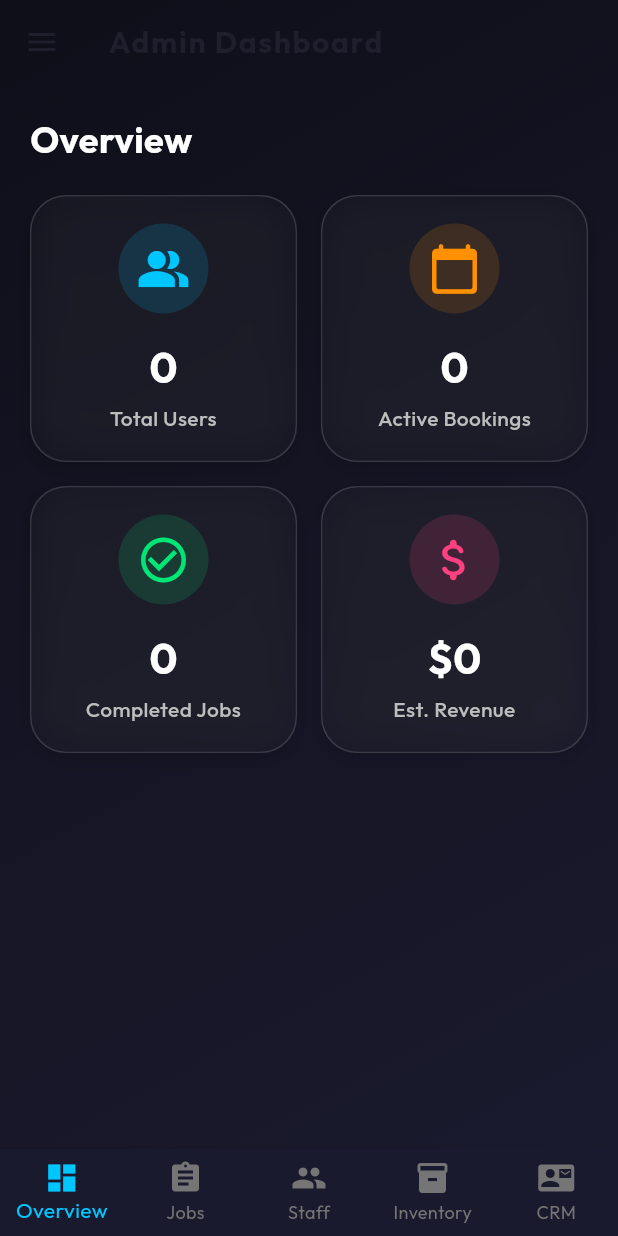
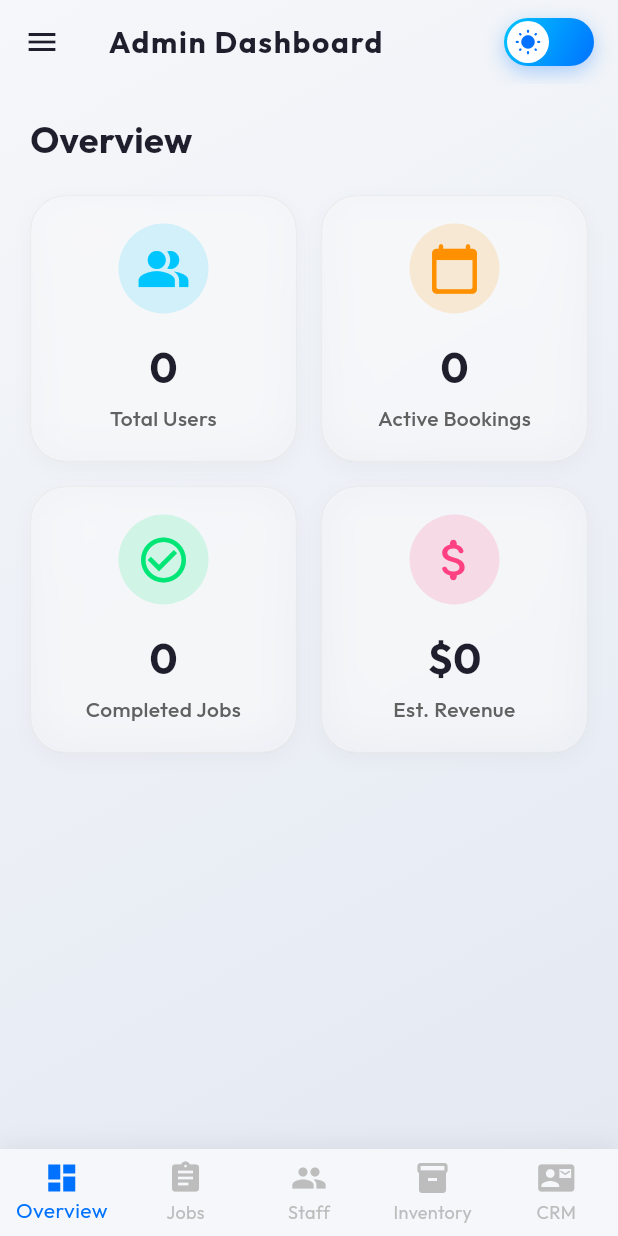
Before and after one commit to Thiva123-ab/Autosync-, a Flutter app: the AdminDashboard screen opened by its route, on a phone screen of 412 x 824 dp. Run offline on Flutter 3.47's test engine with Material 3 defaults, Android fonts, the phone set to English and light mode, and no system bars; drawn by our look-alikes of flutter_animate; our stand-ins replace cloud_firestore, firebase_auth, firebase_core, flutter_riverpod, go_router, google_fonts and 1 more; accounts and stored records are empty; network calls fail.

Commit message:
feat: add theme provider and admin dashboard UI

```diff
--- a/lib/core/theme/theme_provider.dart
+++ b/lib/core/theme/theme_provider.dart
@@ -1,22 +1,21 @@
 import 'package:flutter/material.dart';
 import 'package:flutter_riverpod/flutter_riverpod.dart';
 import 'package:shared_preferences/shared_preferences.dart';
-import 'package:flutter_riverpod/flutter_riverpod.dart';
 
 final sharedPreferencesProvider = Provider<SharedPreferences>((ref) {
   throw UnimplementedError('sharedPreferencesProvider must be overridden');
 });
 
-final themeProvider = StateNotifierProvider<ThemeNotifier, ThemeMode>((ref) {
-  final prefs = ref.watch(sharedPreferencesProvider);
-  return ThemeNotifier(prefs);
-});
+final themeProvider = NotifierProvider<ThemeNotifier, ThemeMode>(ThemeNotifier.new);
 
-class ThemeNotifier extends StateNotifier<ThemeMode> {
-  final SharedPreferences _prefs;
+class ThemeNotifier extends Notifier<ThemeMode> {
   static const _themeKey = 'theme_mode';
 
-  ThemeNotifier(this._prefs) : super(_loadThemeMode(_prefs));
+  @override
+  ThemeMode build() {
+    final prefs = ref.watch(sharedPreferencesProvider);
+    return _loadThemeMode(prefs);
+  }
 
   static ThemeMode _loadThemeMode(SharedPreferences prefs) {
     final isDark = prefs.getBool(_themeKey);
@@ -33,7 +32,8 @@ class ThemeNotifier extends StateNotifier<ThemeMode> {
       state = state == ThemeMode.light ? ThemeMode.dark : ThemeMode.light;
     }
 
-    _prefs.setBool(_themeKey, state == ThemeMode.dark);
+    final prefs = ref.read(sharedPreferencesProvider);
+    prefs.setBool(_themeKey, state == ThemeMode.dark);
   }
 
   bool get isDarkMode {
--- a/lib/features/dashboard/admin/presentation/admin_dashboard.dart
+++ b/lib/features/dashboard/admin/presentation/admin_dashboard.dart
@@ -4,6 +4,7 @@ import 'package:cloud_firestore/cloud_firestore.dart';
 import 'package:flutter_animate/flutter_animate.dart';
 import 'dart:ui';
 import '../../../../core/presentation/widgets/staff_drawer.dart';
+import '../../../../core/presentation/widgets/theme_toggle_button.dart';
 import '../../../../core/models/job_model.dart';
 import 'job_board_page.dart';
 import 'staff_roster_page.dart';
@@ -67,10 +68,13 @@ class _AdminDashboardState extends ConsumerState<AdminDashboard> {
 
   @override
   Widget build(BuildContext context) {
+    final theme = Theme.of(context);
+    final isDark = theme.brightness == Brightness.dark;
+
     Widget currentBody;
     switch (_currentIndex) {
       case 0:
-        currentBody = _buildOverview(ref);
+        currentBody = _buildOverview(ref, theme, isDark);
         break;
       case 1:
         currentBody = const JobBoardPage();
@@ -85,37 +89,56 @@ class _AdminDashboardState extends ConsumerState<AdminDashboard> {
         currentBody = const CrmPage();
         break;
       default:
-        currentBody = _buildOverview(ref);
+        currentBody = _buildOverview(ref, theme, isDark);
     }
 
     return Scaffold(
       extendBodyBehindAppBar: true,
       appBar: AppBar(
-        title: Text(widget.title, style: const TextStyle(fontWeight: FontWeight.bold, letterSpacing: 1.1)),
+        title: Text(widget.title, style: TextStyle(fontWeight: FontWeight.bold, letterSpacing: 1.1, color: theme.colorScheme.onSurface)),
         backgroundColor: Colors.transparent,
         elevation: 0,
-        foregroundColor: Colors.white,
+        iconTheme: IconThemeData(color: theme.colorScheme.onSurface),
+        actions: const [
+          Padding(
+            padding: EdgeInsets.only(right: 16.0),
+            child: Center(child: ThemeToggleButton()),
+          )
+        ],
       ),
       drawer: const StaffDrawer(currentRole: 'Admin'),
       body: Container(
-        decoration: const BoxDecoration(
+        decoration: BoxDecoration(
           gradient: LinearGradient(
             begin: Alignment.topLeft,
             end: Alignment.bottomRight,
-            colors: [Color(0xFF0F0F1A), Color(0xFF1A1A2E)],
+            colors: isDark
+                ? [const Color(0xFF0F0F1A), const Color(0xFF1A1A2E)]
+                : [const Color(0xFFF5F7FA), const Color(0xFFE4E9F2)],
           ),
         ),
         child: SafeArea(
           child: currentBody,
         ),
       ),
-      bottomNavigationBar: BottomNavigationBar(
+      bottomNavigationBar: Container(
+        decoration: BoxDecoration(
+          boxShadow: [
+            BoxShadow(
+              color: Colors.black.withOpacity(isDark ? 0.3 : 0.05),
+              blurRadius: 10,
+              offset: const Offset(0, -5),
+            ),
+          ],
+        ),
+        child: BottomNavigationBar(
           currentIndex: _currentIndex,
           onTap: (index) => setState(() => _currentIndex = index),
           type: BottomNavigationBarType.fixed,
-        backgroundColor: const Color(0xFF1A1A2E),
-        selectedItemColor: const Color(0xFF00C6FF),
-        unselectedItemColor: Colors.grey.shade600,
+          backgroundColor: theme.colorScheme.surface,
+          selectedItemColor: theme.colorScheme.primary,
+          unselectedItemColor: isDark ? Colors.grey.shade600 : Colors.grey.shade400,
+          elevation: 0,
           items: const [
             BottomNavigationBarItem(icon: Icon(Icons.dashboard), label: 'Overview'),
             BottomNavigationBarItem(icon: Icon(Icons.assignment), label: 'Jobs'),
@@ -124,10 +147,11 @@ class _AdminDashboardState extends ConsumerState<AdminDashboard> {
             BottomNavigationBarItem(icon: Icon(Icons.contact_mail), label: 'CRM'),
           ],
         ),
+      ),
     );
   }
 
-  Widget _buildOverview(WidgetRef ref) {
+  Widget _buildOverview(WidgetRef ref, ThemeData theme, bool isDark) {
     final usersCount = ref.watch(adminUsersCountProvider);
     final activeJobsCount = ref.watch(adminActiveJobsCountProvider);
     final completedJobsCount = ref.watch(adminCompletedJobsCountProvider);
@@ -137,9 +161,9 @@ class _AdminDashboardState extends ConsumerState<AdminDashboard> {
       child: Column(
         crossAxisAlignment: CrossAxisAlignment.stretch,
         children: [
-          const Text(
+          Text(
             'Overview',
-            style: TextStyle(fontSize: 24, fontWeight: FontWeight.bold, color: Colors.white),
+            style: TextStyle(fontSize: 24, fontWeight: FontWeight.bold, color: theme.colorScheme.onSurface),
           ).animate().fade().slideX(),
           const SizedBox(height: 20),
           Expanded(
@@ -154,6 +178,8 @@ class _AdminDashboardState extends ConsumerState<AdminDashboard> {
                   Icons.people_alt,
                   const Color(0xFF00C6FF),
                   0,
+                  theme,
+                  isDark
                 ),
                 _buildPremiumStatCard(
                   'Active Bookings',
@@ -161,6 +187,8 @@ class _AdminDashboardState extends ConsumerState<AdminDashboard> {
                   Icons.calendar_today_rounded,
                   const Color(0xFFFF9100),
                   1,
+                  theme,
+                  isDark
                 ),
                 _buildPremiumStatCard(
                   'Completed Jobs',
@@ -168,6 +196,8 @@ class _AdminDashboardState extends ConsumerState<AdminDashboard> {
                   Icons.check_circle_outline,
                   const Color(0xFF00E676),
                   2,
+                  theme,
+                  isDark
                 ),
                 _buildPremiumStatCard(
                   'Est. Revenue',
@@ -175,6 +205,8 @@ class _AdminDashboardState extends ConsumerState<AdminDashboard> {
                   Icons.attach_money_rounded,
                   const Color(0xFFFF4081),
                   3,
+                  theme,
+                  isDark
                 ),
               ],
             ),
@@ -184,14 +216,20 @@ class _AdminDashboardState extends ConsumerState<AdminDashboard> {
     );
   }
 
-  Widget _buildPremiumStatCard(String title, String value, IconData icon, Color color, int index) {
+  Widget _buildPremiumStatCard(String title, String value, IconData icon, Color color, int index, ThemeData theme, bool isDark) {
     return Container(
       decoration: BoxDecoration(
         borderRadius: BorderRadius.circular(24),
-        border: Border.all(color: Colors.white.withOpacity(0.12)),
-        color: Colors.white.withOpacity(0.05),
+        border: Border.all(
+          color: isDark ? Colors.white.withOpacity(0.12) : Colors.black.withOpacity(0.05),
+        ),
+        color: isDark ? Colors.white.withOpacity(0.05) : Colors.white.withOpacity(0.6),
         boxShadow: [
-          BoxShadow(color: Colors.black.withOpacity(0.15), blurRadius: 10, offset: const Offset(0, 4)),
+          BoxShadow(
+            color: isDark ? Colors.black.withOpacity(0.15) : Colors.black.withOpacity(0.03),
+            blurRadius: 10,
+            offset: const Offset(0, 4)
+          ),
         ],
       ),
       child: ClipRRect(
@@ -214,13 +252,13 @@ class _AdminDashboardState extends ConsumerState<AdminDashboard> {
                 const SizedBox(height: 16),
                 Text(
                   value,
-                  style: const TextStyle(fontSize: 28, fontWeight: FontWeight.bold, color: Colors.white),
+                  style: TextStyle(fontSize: 28, fontWeight: FontWeight.bold, color: theme.colorScheme.onSurface),
                 ),
                 const SizedBox(height: 4),
                 Text(
                   title,
                   textAlign: TextAlign.center,
-                  style: TextStyle(fontSize: 14, color: Colors.grey.shade400, fontWeight: FontWeight.w500),
+                  style: TextStyle(fontSize: 14, color: isDark ? Colors.grey.shade400 : Colors.grey.shade700, fontWeight: FontWeight.w500),
                 ),
               ],
             ),
```
Lines whose indentation alone changed are shown as unchanged.
